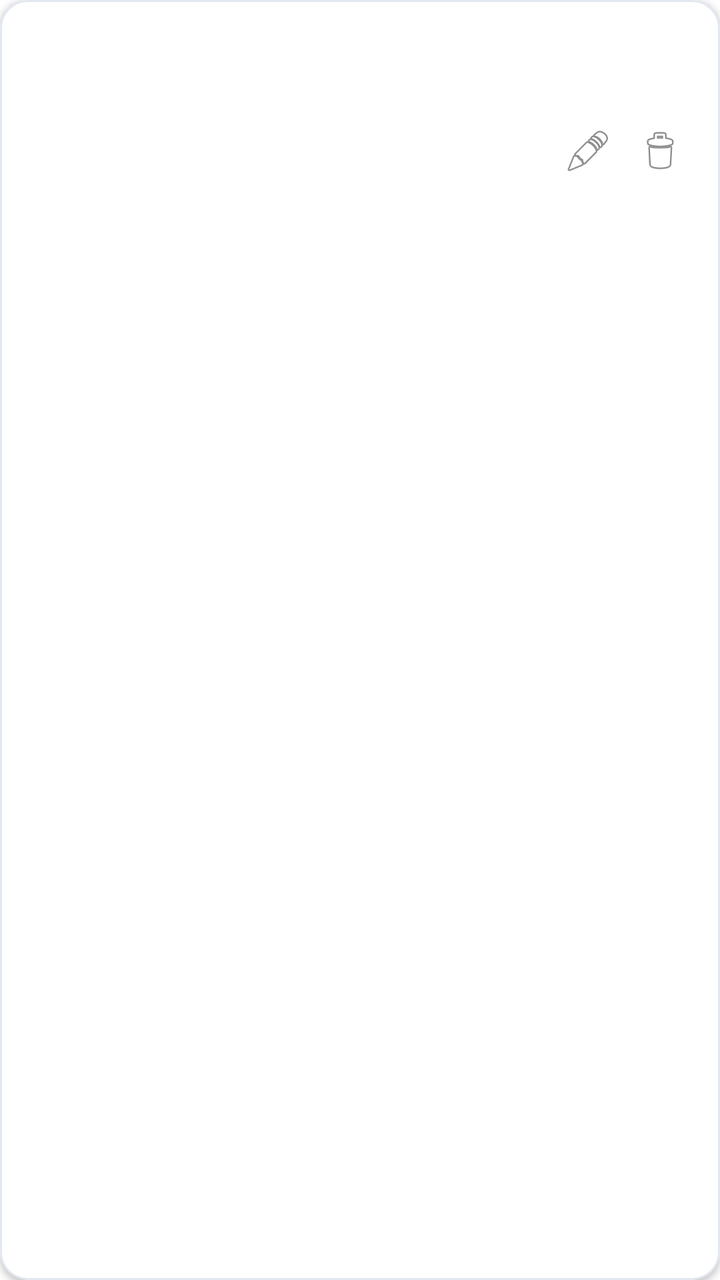
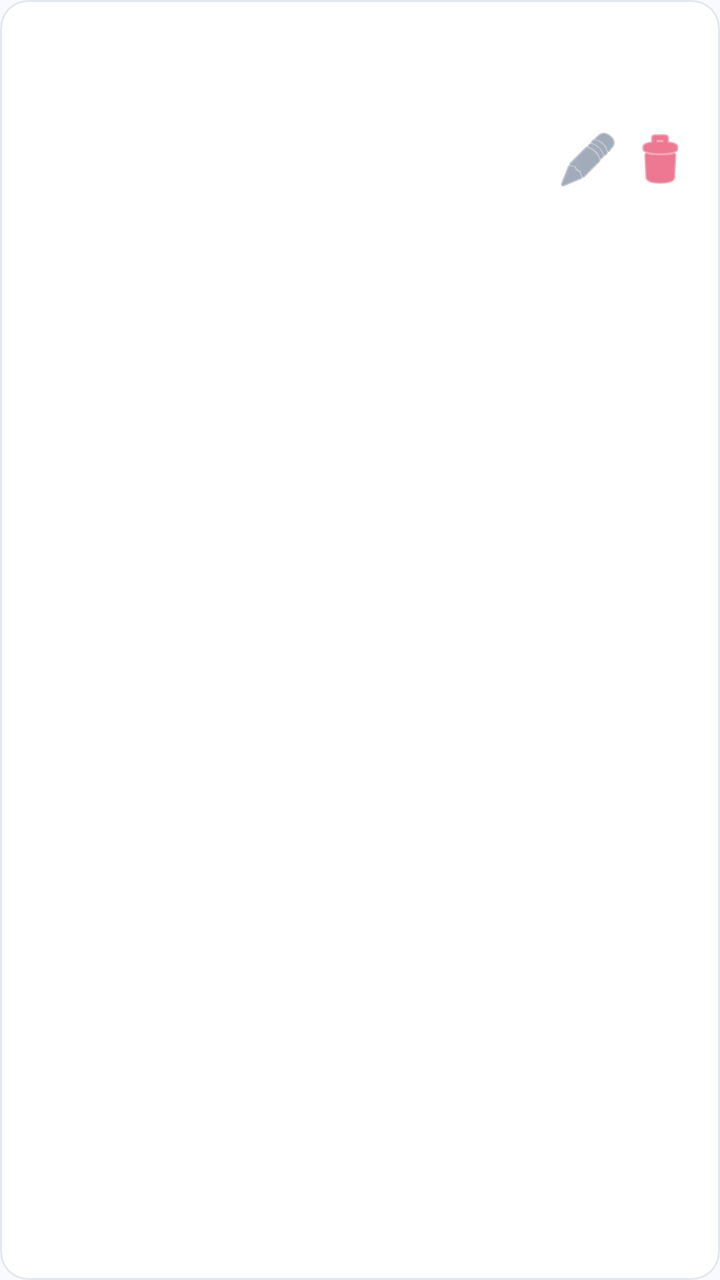

Compare the two renders of this Android layout. The source of the first and the diff that turns it into the second are given below.
<!-- AndroidManifest.xml: application theme Theme.SoThuChi -->
<!-- res/layout/item_transaction.xml -->
<?xml version="1.0" encoding="utf-8"?>
<com.google.android.material.card.MaterialCardView
    xmlns:android="http://schemas.android.com/apk/res/android"
    xmlns:app="http://schemas.android.com/apk/res-auto"
    android:layout_width="match_parent"
    android:layout_height="wrap_content"
    android:layout_marginHorizontal="12dp"
    android:layout_marginVertical="5dp"
    app:cardCornerRadius="14dp"
    app:cardElevation="2dp"
    app:strokeWidth="1dp"
    app:strokeColor="#e2e8f0">

    <LinearLayout
        android:layout_width="match_parent"
        android:layout_height="wrap_content"
        android:orientation="vertical"
        android:padding="12dp">

        <LinearLayout
            android:layout_width="match_parent"
            android:layout_height="wrap_content"
            android:orientation="horizontal"
            android:gravity="center_vertical">

            <TextView
                android:id="@+id/tv_category"
                android:layout_width="0dp"
                android:layout_height="wrap_content"
                android:layout_weight="1"
                android:textStyle="bold"
                android:textSize="14sp"
                android:textColor="#1e293b"
                android:maxLines="1"
                android:ellipsize="end" />

            <TextView
                android:id="@+id/tv_amount"
                android:layout_width="wrap_content"
                android:layout_height="wrap_content"
                android:textStyle="bold"
                android:textSize="14sp"
                android:textColor="#e11d48" />
        </LinearLayout>

        <TextView
            android:id="@+id/tv_desc"
            android:layout_width="match_parent"
            android:layout_height="wrap_content"
            android:layout_marginTop="3dp"
            android:textSize="13sp"
            android:textColor="#475569"
            android:maxLines="2"
            android:ellipsize="end" />

        <TextView
            android:id="@+id/tv_note"
            android:layout_width="match_parent"
            android:layout_height="wrap_content"
            android:layout_marginTop="2dp"
            android:textSize="11sp"
            android:textColor="#94a3b8"
            android:visibility="gone"
            android:maxLines="1"
            android:ellipsize="end" />

        <LinearLayout
            android:layout_width="match_parent"
            android:layout_height="wrap_content"
            android:layout_marginTop="6dp"
            android:orientation="horizontal"
            android:gravity="center_vertical">

            <TextView
                android:id="@+id/tv_date"
                android:layout_width="0dp"
                android:layout_height="wrap_content"
                android:layout_weight="1"
                android:textSize="11sp"
                android:textColor="#64748b" />

            <ImageButton
                android:id="@+id/btn_edit"
                android:layout_width="36dp"
                android:layout_height="36dp"
                android:src="@android:drawable/ic_menu_edit"
                android:background="?attr/selectableItemBackgroundBorderless"
                android:contentDescription="Sửa"
                android:scaleType="centerInside"
                android:padding="6dp" />

            <ImageButton
                android:id="@+id/btn_delete"
                android:layout_width="36dp"
                android:layout_height="36dp"
                android:src="@android:drawable/ic_menu_delete"
                android:background="?attr/selectableItemBackgroundBorderless"
                android:contentDescription="Xóa"
                android:scaleType="centerInside"
                android:padding="6dp" />
        </LinearLayout>
    </LinearLayout>
</com.google.android.material.card.MaterialCardView>
<!-- resources referenced by this layout -->
<resources>
  <style name="Theme.SoThuChi" parent="Theme.MaterialComponents.DayNight.DarkActionBar">
          <item name="colorPrimary">#4f46e5</item>
          <item name="colorPrimaryVariant">#1e1b4b</item>
          <item name="colorOnPrimary">@android:color/white</item>
          <item name="colorSecondary">#059669</item>
          <item name="colorOnSecondary">@android:color/white</item>
          <item name="android:statusBarColor">#1e1b4b</item>
      </style>
</resources>

<!-- the commit's change to res/layout/item_transaction.xml (unified diff, before → after) -->
@@ -4,18 +4,18 @@
     xmlns:app="http://schemas.android.com/apk/res-auto"
     android:layout_width="match_parent"
     android:layout_height="wrap_content"
-    android:layout_marginHorizontal="12dp"
-    android:layout_marginVertical="5dp"
     app:cardCornerRadius="14dp"
-    app:cardElevation="2dp"
+    app:cardElevation="0dp"
+    app:cardBackgroundColor="@color/bg_card"
     app:strokeWidth="1dp"
-    app:strokeColor="#e2e8f0">
+    app:strokeColor="@color/border"
+    android:layout_marginBottom="8dp">
 
     <LinearLayout
         android:layout_width="match_parent"
         android:layout_height="wrap_content"
         android:orientation="vertical"
-        android:padding="12dp">
+        android:padding="14dp">
 
         <LinearLayout
             android:layout_width="match_parent"
@@ -24,80 +24,68 @@
             android:gravity="center_vertical">
 
             <TextView
-                android:id="@+id/tv_category"
+                android:id="@+id/tvCategory"
                 android:layout_width="0dp"
                 android:layout_height="wrap_content"
                 android:layout_weight="1"
+                android:textSize="15sp"
                 android:textStyle="bold"
-                android:textSize="14sp"
-                android:textColor="#1e293b"
+                android:textColor="@color/text_primary"
                 android:maxLines="1"
                 android:ellipsize="end" />
 
             <TextView
-                android:id="@+id/tv_amount"
+                android:id="@+id/tvAmount"
                 android:layout_width="wrap_content"
                 android:layout_height="wrap_content"
+                android:textSize="15sp"
                 android:textStyle="bold"
-                android:textSize="14sp"
-                android:textColor="#e11d48" />
+                android:layout_marginStart="8dp" />
         </LinearLayout>
 
         <TextView
-            android:id="@+id/tv_desc"
+            android:id="@+id/tvDescription"
             android:layout_width="match_parent"
             android:layout_height="wrap_content"
-            android:layout_marginTop="3dp"
             android:textSize="13sp"
-            android:textColor="#475569"
+            android:textColor="@color/text_secondary"
             android:maxLines="2"
-            android:ellipsize="end" />
-
-        <TextView
-            android:id="@+id/tv_note"
-            android:layout_width="match_parent"
-            android:layout_height="wrap_content"
-            android:layout_marginTop="2dp"
-            android:textSize="11sp"
-            android:textColor="#94a3b8"
-            android:visibility="gone"
-            android:maxLines="1"
-            android:ellipsize="end" />
+            android:ellipsize="end"
+            android:layout_marginTop="4dp" />
 
         <LinearLayout
             android:layout_width="match_parent"
             android:layout_height="wrap_content"
-            android:layout_marginTop="6dp"
             android:orientation="horizontal"
-            android:gravity="center_vertical">
+            android:gravity="center_vertical"
+            android:layout_marginTop="8dp">
 
             <TextView
-                android:id="@+id/tv_date"
+                android:id="@+id/tvDate"
                 android:layout_width="0dp"
                 android:layout_height="wrap_content"
                 android:layout_weight="1"
                 android:textSize="11sp"
-                android:textColor="#64748b" />
+                android:textColor="@color/text_hint" />
 
             <ImageButton
-                android:id="@+id/btn_edit"
-                android:layout_width="36dp"
-                android:layout_height="36dp"
+                android:id="@+id/btnEdit"
+                android:layout_width="32dp"
+                android:layout_height="32dp"
                 android:src="@android:drawable/ic_menu_edit"
                 android:background="?attr/selectableItemBackgroundBorderless"
-                android:contentDescription="Sửa"
-                android:scaleType="centerInside"
-                android:padding="6dp" />
+                android:contentDescription="@string/sua"
+                app:tint="@color/text_secondary"
+                android:layout_marginEnd="4dp" />
 
             <ImageButton
-                android:id="@+id/btn_delete"
-                android:layout_width="36dp"
-                android:layout_height="36dp"
+                android:id="@+id/btnDelete"
+                android:layout_width="32dp"
+                android:layout_height="32dp"
                 android:src="@android:drawable/ic_menu_delete"
                 android:background="?attr/selectableItemBackgroundBorderless"
-                android:contentDescription="Xóa"
-                android:scaleType="centerInside"
-                android:padding="6dp" />
+                android:contentDescription="@string/xoa"
+                app:tint="@color/expense" />
         </LinearLayout>
     </LinearLayout>
 </com.google.android.material.card.MaterialCardView>
<!-- resource entries referenced after the edit -->
@@ -1,12 +1,27 @@
 <!-- resources referenced by this layout -->
 <resources>
-  <style name="Theme.SoThuChi" parent="Theme.MaterialComponents.DayNight.DarkActionBar">
-          <item name="colorPrimary">#4f46e5</item>
-          <item name="colorPrimaryVariant">#1e1b4b</item>
-          <item name="colorOnPrimary">@android:color/white</item>
-          <item name="colorSecondary">#059669</item>
-          <item name="colorOnSecondary">@android:color/white</item>
-          <item name="android:statusBarColor">#1e1b4b</item>
+  <color name="bg_card">#FFFFFF</color>
+  <color name="border">#E2E8F0</color>
+  <color name="expense">#E11D48</color>
+  <color name="text_hint">#94A3B8</color>
+  <color name="text_primary">#0F172A</color>
+  <color name="text_secondary">#64748B</color>
+  <string name="sua">Sửa</string>
+  <string name="xoa">Xóa</string>
+  <style name="Theme.SoThuChi" parent="Theme.Material3.Light.NoActionBar">
+          <item name="colorPrimary">@color/primary</item>
+          <item name="colorPrimaryDark">@color/primary_dark</item>
+          <item name="colorAccent">@color/accent</item>
+          <item name="android:statusBarColor">@color/bg_main</item>
+          <item name="android:windowLightStatusBar">true</item>
+          <item name="android:navigationBarColor">@color/bg_main</item>
+          <item name="android:windowBackground">@color/bg_main</item>
+          <item name="android:textColorPrimary">@color/text_primary</item>
+          <item name="android:textColorSecondary">@color/text_secondary</item>
       </style>
+  <color name="primary">#4F46E5</color>
+  <color name="primary_dark">#3730A3</color>
+  <color name="accent">#10B981</color>
+  <color name="bg_main">#F8FAFC</color>
 </resources>
 
